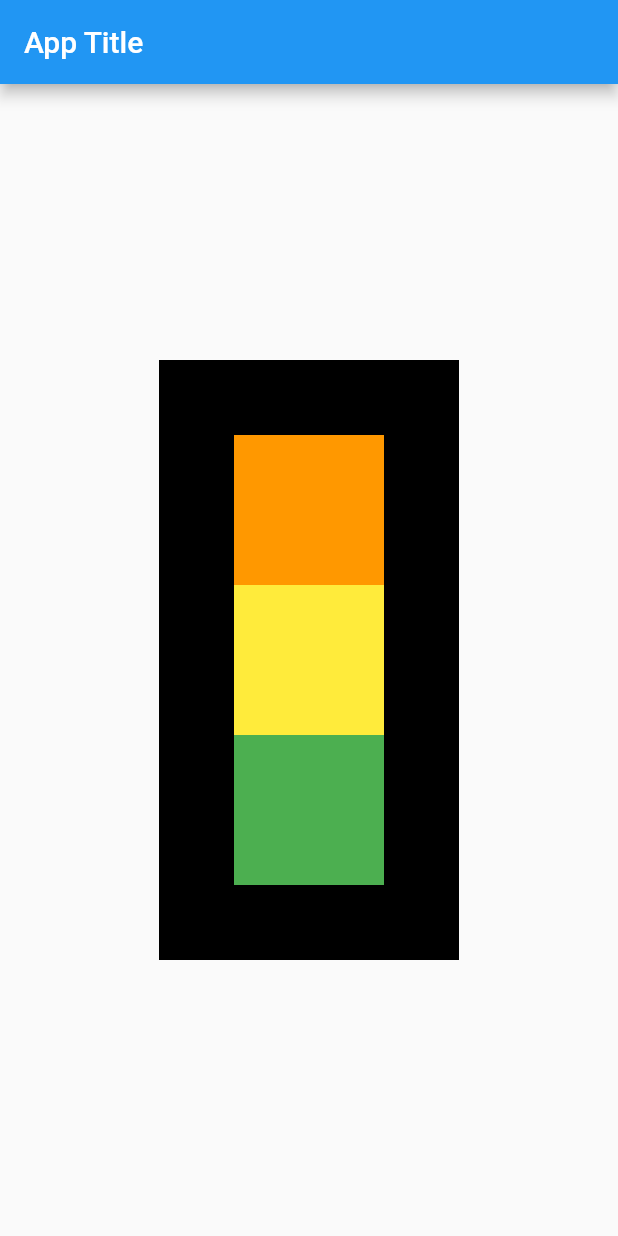
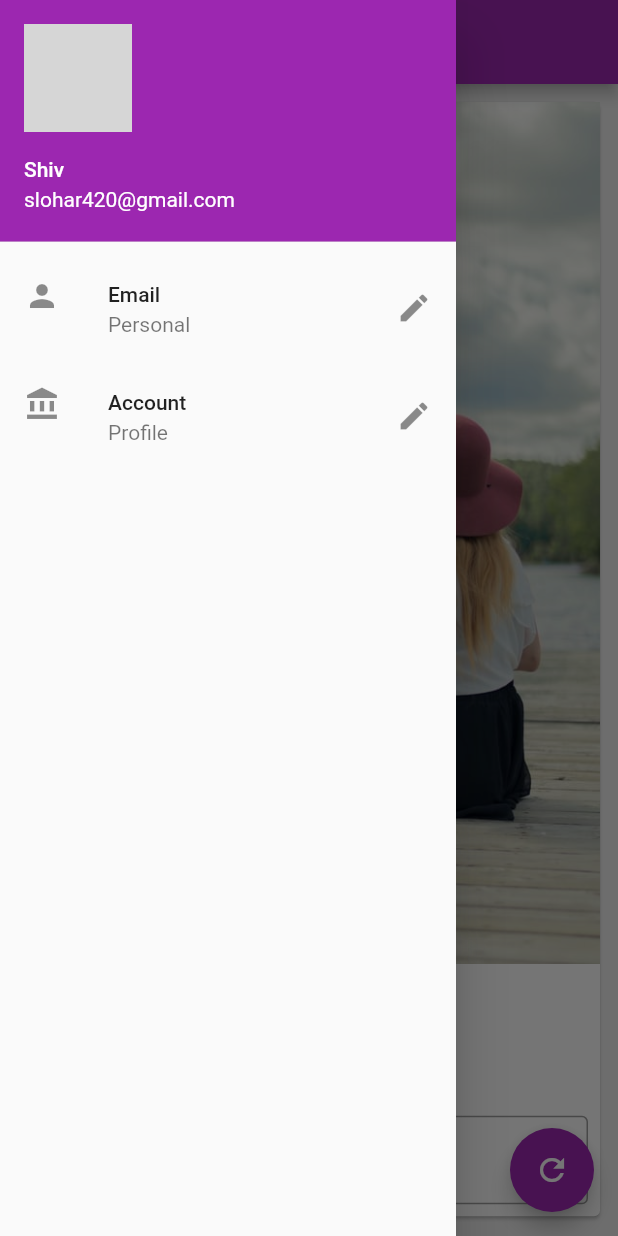
Before and after one commit to svmmalviya/untitled2, a Flutter app: the screen it shows after launch, with the side drawer open (before the commit the screen has no drawer), on a phone screen of 412 x 824 dp. Run offline on Flutter 3.47's test engine with Material 2 defaults, Android fonts, the phone set to English and light mode, and no system bars; network calls fail; grey boxes are pictures that could not be loaded.

Commit message:
Chapter 3 completed

```diff
--- /dev/null
+++ b/lib/BGImage.dart
@@ -0,0 +1,11 @@
+import 'package:flutter/material.dart';
+
+class BGImage extends StatelessWidget {
+  @override
+  Widget build(BuildContext context) {
+    return Image.asset(
+      "assets/bg1.jpg",
+      fit: BoxFit.cover,
+    );
+  }
+}
--- /dev/null
+++ b/lib/ChangeNameCard.dart
@@ -0,0 +1,48 @@
+import 'package:flutter/material.dart';
+
+import 'BGImage.dart';
+
+class ChangeNameCard extends StatelessWidget {
+  const ChangeNameCard({
+    Key? key,
+    required this.myText,
+    required TextEditingController mainController,
+  })  : _mainController = mainController,
+        super(key: key);
+
+  final String myText;
+  final TextEditingController _mainController;
+
+  @override
+  Widget build(BuildContext context) {
+    return Column(
+      children: <Widget>[
+        BGImage(),
+        SizedBox(
+          height: 50,
+        ),
+        Text(
+          myText,
+          style: TextStyle(
+              color: Colors.amberAccent,
+              fontSize: 20,
+              fontWeight: FontWeight.bold),
+        ),
+        SizedBox(
+          height: 20,
+        ),
+        Padding(
+          padding: const EdgeInsets.all(8.0),
+          child: TextField(
+            controller: _mainController,
+            keyboardType: TextInputType.text,
+            decoration: InputDecoration(
+                hintText: "Enter name",
+                labelText: "Siv",
+                border: OutlineInputBorder()),
+          ),
+        )
+      ],
+    );
+  }
+}
--- /dev/null
+++ b/lib/Pages/home_page.dart
@@ -0,0 +1,48 @@
+import 'package:flutter/material.dart';
+import 'package:flutter/cupertino.dart';
+import 'package:untitled2/drawer.dart';
+import '../ChangeNameCard.dart';
+
+class HomePage extends StatefulWidget {
+  @override
+  State<HomePage> createState() => _HomePageState();
+}
+
+class _HomePageState extends State<HomePage> {
+  TextEditingController _mainController = TextEditingController();
+  var myText = "My text";
+  @override
+  void initState() {
+    // TODO: implement initState
+    super.initState();
+  }
+
+  @override
+  Widget build(BuildContext context) {
+    return Scaffold(
+      backgroundColor: Colors.grey[200],
+      appBar: AppBar(
+        title: Text('App Title'),
+      ),
+      body: Padding(
+        padding: const EdgeInsets.all(8.0),
+        child: SingleChildScrollView(
+          child: Card(
+              child: ChangeNameCard(
+                  myText: myText, mainController: _mainController)),
+        ),
+      ),
+      drawer: MyDrawer(),
+      floatingActionButton: FloatingActionButton(
+        onPressed: () {
+          setState(() {
+            myText = _mainController.text;
+          });
+        },
+        // ignore: prefer_const_constructors
+        child: Icon(Icons.refresh),
+        tooltip: "Shiva Btn",
+      ),
+    );
+  }
+}
--- /dev/null
+++ b/lib/drawer.dart
@@ -0,0 +1,32 @@
+import 'package:flutter/material.dart';
+
+class MyDrawer extends StatelessWidget {
+  @override
+  Widget build(BuildContext context) {
+    return Drawer(
+      child: ListView(
+        padding: EdgeInsets.zero,
+        children: [
+          UserAccountsDrawerHeader(
+              accountName: Text("Shiv"),
+              accountEmail: Text("slohar420@gmail.com"),
+              currentAccountPicture: CircleAvatar(
+                  backgroundImage: NetworkImage(
+                      "https://images.unsplash.com/photo-1474073705359-5da2a8270c64?ixlib=rb-1.2.1&ixid=MnwxMjA3fDB8MHxzZWFyY2h8Mnx8Z2lybHxlbnwwfHwwfHw%3D&auto=format&fit=crop&w=600&q=60"))),
+          ListTile(
+            leading: Icon(Icons.person),
+            title: Text("Email"),
+            subtitle: Text("Personal"),
+            trailing: Icon(Icons.edit),
+          ),
+          ListTile(
+            leading: Icon(Icons.account_balance),
+            title: Text("Account"),
+            subtitle: Text("Profile"),
+            trailing: Icon(Icons.edit),
+          )
+        ],
+      ),
+    );
+  }
+}
--- a/lib/main.dart
+++ b/lib/main.dart
@@ -1,57 +1,11 @@
 import 'package:flutter/material.dart';
 import 'package:flutter/cupertino.dart';
+import 'Pages/home_page.dart';
 
 void main() {
   runApp(MaterialApp(
     title: 'Material App',
     home: HomePage(),
+    theme: ThemeData(primarySwatch: Colors.purple),
   ));
 }
-
-class HomePage extends StatelessWidget {
-  @override
-  Widget build(BuildContext context) {
-    return Scaffold(
-        appBar: AppBar(
-          title: Text('App Title'),
-        ),
-        body: Padding(
-          padding: const EdgeInsets.all(8.0),
-          child: Align(
-            alignment: Alignment.center,
-            child: Container(
-              height: 400,
-              width: 200,
-              color: Colors.black,
-              child: Padding(
-                padding: const EdgeInsets.all(8.0),
-                child: Column(
-                  mainAxisAlignment: MainAxisAlignment.center,
-                  crossAxisAlignment: CrossAxisAlignment.center,
-                  children: [
-                    Container(
-                      padding: const EdgeInsets.all(8),
-                      width: 100,
-                      height: 100,
-                      color: Colors.orange,
-                    ),
-                    Container(
-                      padding: const EdgeInsets.all(8),
-                      width: 100,
-                      height: 100,
-                      color: Colors.yellow,
-                    ),
-                    Container(
-                      padding: const EdgeInsets.all(8),
-                      width: 100,
-                      height: 100,
-                      color: Colors.green,
-                    )
-                  ],
-                ),
-              ),
-            ),
-          ),
-        ));
-  }
-}
--- a/pubspec.yaml
+++ b/pubspec.yaml
@@ -58,8 +58,8 @@ flutter:
   uses-material-design: true
 
   # To add assets to your application, add an assets section, like this:
-  # assets:
-  #   - images/a_dot_burr.jpeg
+  assets:
+    - assets/
   #   - images/a_dot_ham.jpeg
 
   # An image asset can refer to one or more resolution-specific "variants", see
```
Also changed, not shown: assets/bg1.jpg (added).
